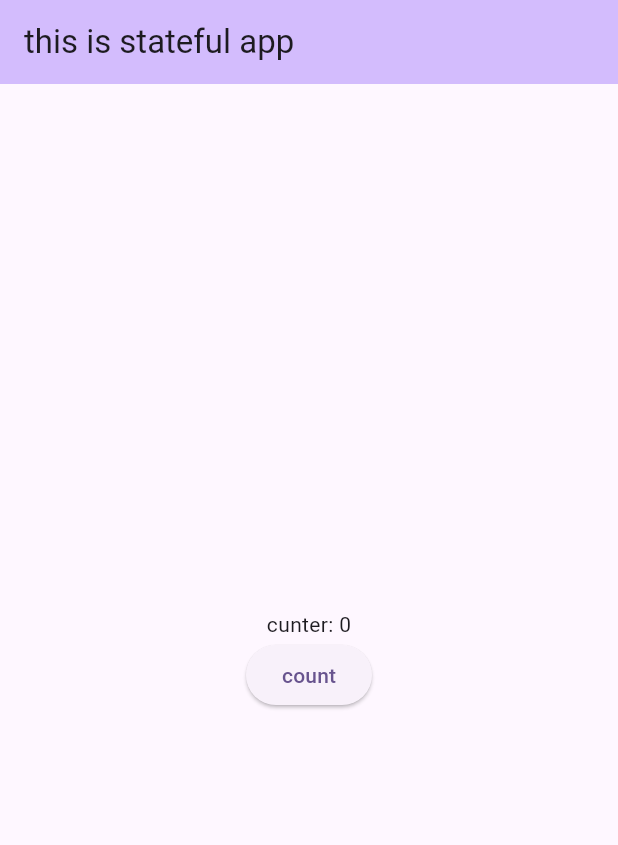
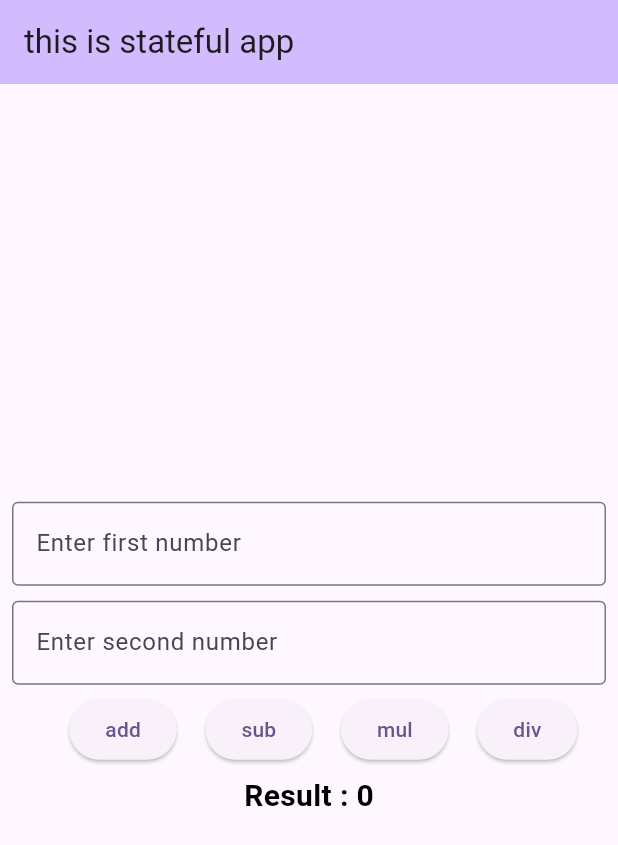
Before and after one commit to Foysalrabby/Flutterparctice60, a Flutter app: the screen it shows after launch, on a phone screen of 412 x 824 dp. Shown: the top 845 px of the screen. Run offline on Flutter 3.47's test engine with Material 3 defaults, Android fonts, the phone set to English and light mode, and no system bars; our stand-ins replace font_awesome_flutter.

```diff
--- a/lib/main.dart
+++ b/lib/main.dart
@@ -35,7 +35,9 @@ class MyHomePage extends StatefulWidget{
 
 // implement StatefulWidget of myhomepageclass in mystate class
 class Mystate extends State<MyHomePage>{
-  var count=0;
+  var textcontroller1=TextEditingController();
+  var textcontroller2=TextEditingController();
+  var result=0;
   @override
   Widget build(BuildContext context) {
     return Scaffold(
@@ -44,23 +46,78 @@ class Mystate extends State<MyHomePage>{
          title: Text("this is stateful app",)
        ),
 
-      body: Center(
+      body: Padding(
+        padding: const EdgeInsets.all(8.0),
+        child: Center(
           child: Column(
             mainAxisAlignment: MainAxisAlignment.center,
             children: [
-            Text("cunter: $count"),
+              TextField(
+                controller: textcontroller1,
+                keyboardType: TextInputType.number,
+                decoration: InputDecoration(
+                  border: OutlineInputBorder(),
+                  labelText: 'Enter first number',
+                ),
+              ),
+              SizedBox(height: 10,),
+              TextField(
+                controller: textcontroller2,
+                keyboardType: TextInputType.number,
+                decoration: InputDecoration(
+                  border: OutlineInputBorder(),
+                  labelText: 'Enter second number',
+                ),
+
+              ),
+
+              Row(
+                mainAxisAlignment: MainAxisAlignment.spaceEvenly,
+                children: [
+                  Padding(padding: EdgeInsets.only(top: 60),),
                   ElevatedButton(onPressed: (){
-
-             count++;
-             print(count);
+                    var num1=int.parse(textcontroller1.text.toString());
+                    var num2=int.parse(textcontroller2.text.toString());
+                    result=num1+num2;
+                    print(result);
                     setState(() {
 
                     });
-            }, child: Text("count"))
+                  }, child: Text("add")),
+                  ElevatedButton(onPressed: (){
+                    var num1=int.parse(textcontroller1.text.toString());
+                    var num2=int.parse(textcontroller2.text.toString());
+                    result=num1-num2;
+                    print(result);
+
+                    setState(() {
+                    });
+                  }, child: Text("sub")),
+                  ElevatedButton(onPressed: (){
+                    var num1=int.parse(textcontroller1.text.toString());
+                    var num2=int.parse(textcontroller2.text.toString());
+                    result=num1*num2;
+                    print(result);
+                    setState(() {
+                    });
+                  }, child: Text("mul")),
+                  ElevatedButton(onPressed: (){
+                    var num1=int.parse(textcontroller1.text.toString());
+                    var num2=int.parse(textcontroller2.text.toString());
+                    double result2=num1/num2;
+                    print(result2);
+                    setState(() {
+                    });
+                  }, child: Text("div"))
+                ],
+              ),
+              Text("Result : $result", style: TextStyle(color: Colors.black, fontSize: 20, fontWeight: FontWeight.bold),)
+
             ],
           ),
 
 
+        ),
       ),
 
 
```
Lines whose indentation alone changed are shown as unchanged.
